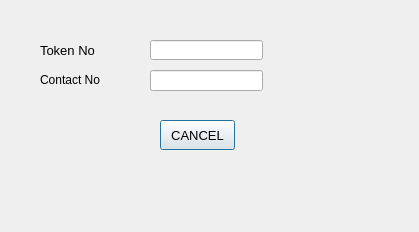
Old version of the form cancellation.ui in the repository nischalg8/Qt-Doctor-Appointment-System.
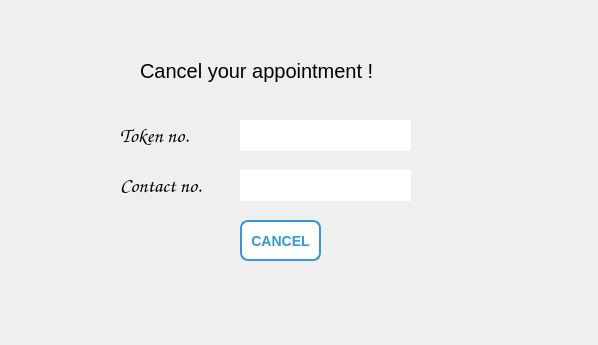
New version of the form.

What changed in the file:
```diff
--- a/cancellation.ui
+++ b/cancellation.ui
@@ -9,8 +9,8 @@
    <rect>
     <x>0</x>
     <y>0</y>
-    <width>419</width>
-    <height>232</height>
+    <width>598</width>
+    <height>345</height>
    </rect>
   </property>
   <property name="windowTitle">
@@ -19,88 +19,145 @@
   <widget class="QPushButton" name="btnCancel">
    <property name="geometry">
     <rect>
-     <x>160</x>
-     <y>120</y>
-     <width>75</width>
-     <height>30</height>
+     <x>240</x>
+     <y>220</y>
+     <width>81</width>
+     <height>41</height>
     </rect>
    </property>
    <property name="font">
     <font>
-     <pointsize>10</pointsize>
+     <pointsize>-1</pointsize>
+     <bold>true</bold>
     </font>
    </property>
+   <property name="styleSheet">
+    <string notr="true"> background-color: white;
+    border: 2px solid #3498db;
+    color: #3498db;
+    padding: 5px 10px;
+    border-radius: 8px;
+    font-size: 14px;
+    font-weight: bold;                   </string>
+   </property>
    <property name="text">
     <string>CANCEL</string>
    </property>
   </widget>
-  <widget class="QLabel" name="label_2">
-   <property name="geometry">
-    <rect>
-     <x>40</x>
-     <y>40</y>
-     <width>91</width>
-     <height>21</height>
-    </rect>
-   </property>
-   <property name="font">
-    <font>
-     <pointsize>10</pointsize>
-    </font>
-   </property>
-   <property name="text">
-    <string>Token No</string>
-   </property>
-  </widget>
   <widget class="QLineEdit" name="txtTokenNo">
    <property name="geometry">
     <rect>
-     <x>150</x>
-     <y>40</y>
-     <width>113</width>
-     <height>20</height>
+     <x>240</x>
+     <y>120</y>
+     <width>171</width>
+     <height>31</height>
     </rect>
    </property>
    <property name="font">
     <font>
      <pointsize>10</pointsize>
     </font>
+   </property>
+   <property name="styleSheet">
+    <string notr="true">border:none;</string>
+   </property>
+  </widget>
+  <widget class="QLabel" name="label_2">
+   <property name="geometry">
+    <rect>
+     <x>120</x>
+     <y>120</y>
+     <width>101</width>
+     <height>31</height>
+    </rect>
+   </property>
+   <property name="font">
+    <font>
+     <family>Comic Sans MS</family>
+     <pointsize>-1</pointsize>
+    </font>
+   </property>
+   <property name="styleSheet">
+    <string notr="true">font-family: 'Comic Sans MS', cursive, sans-serif;
+font-size:20px;</string>
+   </property>
+   <property name="text">
+    <string>Token no.</string>
    </property>
   </widget>
   <widget class="QLabel" name="lblInfo">
    <property name="geometry">
     <rect>
-     <x>50</x>
-     <y>170</y>
-     <width>321</width>
-     <height>20</height>
+     <x>100</x>
+     <y>290</y>
+     <width>371</width>
+     <height>31</height>
     </rect>
    </property>
+   <property name="styleSheet">
+    <string notr="true">font-family: 'Comic Sans MS', cursive, sans-serif;
+font-size:20px;</string>
+   </property>
    <property name="text">
     <string/>
    </property>
   </widget>
-  <widget class="QLineEdit" name="txtContactNo">
-   <property name="geometry">
-    <rect>
-     <x>150</x>
-     <y>70</y>
-     <width>113</width>
-     <height>21</height>
-    </rect>
-   </property>
-  </widget>
   <widget class="QLabel" name="label">
    <property name="geometry">
     <rect>
-     <x>40</x>
-     <y>70</y>
-     <width>81</width>
-     <height>20</height>
+     <x>140</x>
+     <y>50</y>
+     <width>251</width>
+     <height>41</height>
     </rect>
    </property>
+   <property name="styleSheet">
+    <string notr="true">font-family: 'Comic Sans MS', cursive, sans-serif;
+font-size:20px;</string>
+   </property>
    <property name="text">
-    <string>Contact No</string>
+    <string>Cancel your appointment !</string>
+   </property>
+  </widget>
+  <widget class="QLabel" name="label_3">
+   <property name="geometry">
+    <rect>
+     <x>120</x>
+     <y>170</y>
+     <width>101</width>
+     <height>31</height>
+    </rect>
+   </property>
+   <property name="font">
+    <font>
+     <family>Comic Sans MS</family>
+     <pointsize>-1</pointsize>
+    </font>
+   </property>
+   <property name="styleSheet">
+    <string notr="true">font-family: 'Comic Sans MS', cursive, sans-serif;
+font-size:20px;</string>
+   </property>
+   <property name="text">
+    <string>Contact no.</string>
+   </property>
+  </widget>
+  <widget class="QLineEdit" name="txtContactNo">
+   <property name="geometry">
+    <rect>
+     <x>240</x>
+     <y>170</y>
+     <width>171</width>
+     <height>31</height>
+    </rect>
+   </property>
+   <property name="font">
+    <font>
+     <pointsize>10</pointsize>
+    </font>
+   </property>
+   <property name="styleSheet">
+    <string notr="true">border:none;</string>
    </property>
   </widget>
  </widget>
```
